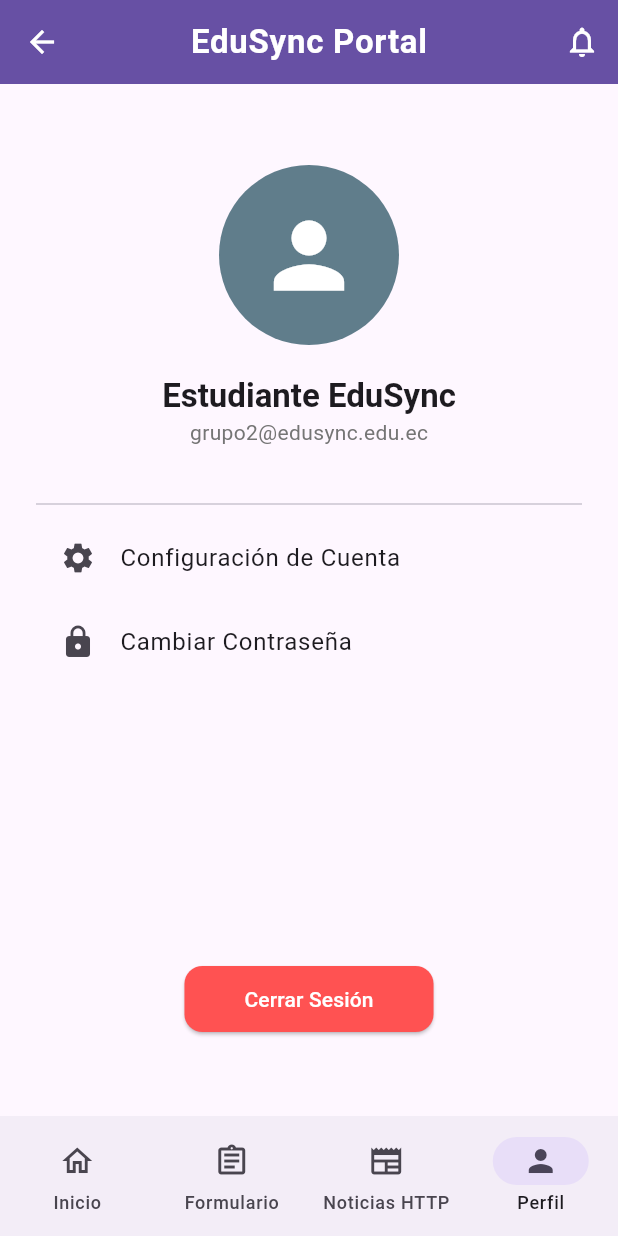
After one commit to mmjacho/flutter_app, a Flutter app: the HomeScreen screen opened by its route, item 4 of the bottom bar chosen, on a phone screen of 412 x 824 dp. The commit adds this screen. Run offline on Flutter 3.47's test engine with Material 3 defaults, Android fonts, the phone set to English and light mode, and no system bars; missing offline and left inert: webfeed; network calls fail.

Commit message:
feat: implement home screen navigation and user profile screen

```diff
--- /dev/null
+++ b/lib/screens/profile_screen.dart
@@ -0,0 +1,70 @@
+import 'package:flutter/material.dart';
+
+class ProfileScreen extends StatelessWidget {
+  const ProfileScreen({super.key});
+
+  @override
+  Widget build(BuildContext context) {
+    final theme = Theme.of(context);
+    return Padding(
+      padding: const EdgeInsets.all(24.0),
+      child: Center(
+        child: Column(
+          children: [
+            const SizedBox(height: 30),
+            const CircleAvatar(
+              radius: 60,
+              backgroundColor: Colors.blueGrey,
+              child: Icon(Icons.person, size: 70, color: Colors.white),
+            ),
+            const SizedBox(height: 20),
+            Text(
+              'Estudiante EduSync',
+              style: theme.textTheme.titleLarge?.copyWith(
+                fontWeight: FontWeight.bold,
+              ),
+            ),
+            Text(
+              'grupo2@edusync.edu.ec',
+              style: TextStyle(color: Colors.grey[600]),
+            ),
+            const SizedBox(height: 30),
+            const Divider(),
+            ListTile(
+              leading: const Icon(Icons.settings),
+              title: const Text('Configuración de Cuenta'),
+              onTap: () {},
+            ),
+            ListTile(
+              leading: const Icon(Icons.lock),
+              title: const Text('Cambiar Contraseña'),
+              onTap: () {},
+            ),
+            const Spacer(),
+            ElevatedButton(
+              onPressed: () {
+                // Redirige a la pantalla de login '/' y elimina todas las rutas previas
+                Navigator.of(
+                  context,
+                ).pushNamedAndRemoveUntil('/', (Route<dynamic> route) => false);
+              },
+              style: ElevatedButton.styleFrom(
+                backgroundColor: Colors.redAccent,
+                foregroundColor: Colors.white,
+                padding: const EdgeInsets.symmetric(
+                  horizontal: 40,
+                  vertical: 12,
+                ),
+                shape: RoundedRectangleBorder(
+                  borderRadius: BorderRadius.circular(12),
+                ),
+              ),
+              child: const Text('Cerrar Sesión'),
+            ),
+            const SizedBox(height: 30),
+          ],
+        ),
+      ),
+    );
+  }
+}
```
Also changed, not shown: lib/screens/home_screen.dart (+3 -69 lines).
